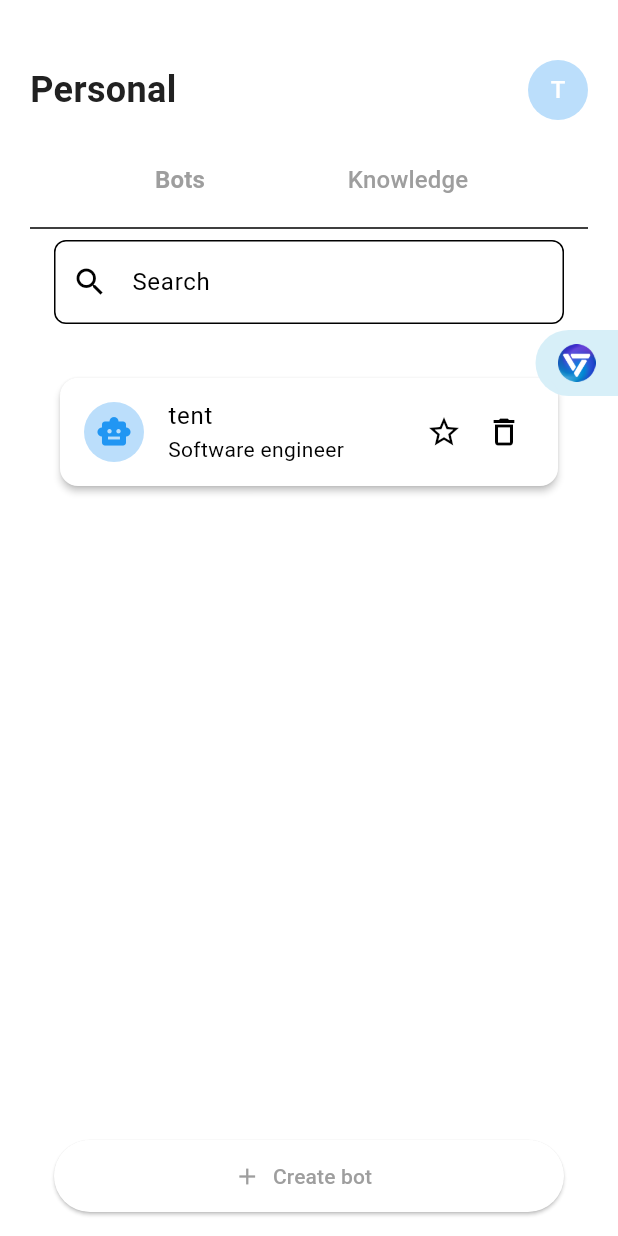
After one commit to korrotta/New-Jarvis, a Flutter app: the PersonalPage screen opened by its route, after a tap on "Bots", on a phone screen of 412 x 824 dp. The commit adds this screen. Run offline on Flutter 3.47's test engine with Material 3 defaults, Android fonts, the phone set to English and light mode, and no system bars; our stand-ins replace connectivity_plus, shared_preferences; accounts and stored records are empty; network calls fail.

Commit message:
Added sign in from external client

```diff
--- a/newjarvis/lib/components/route_controller.dart
+++ b/newjarvis/lib/components/route_controller.dart
@@ -1,5 +1,5 @@
 import 'package:flutter/material.dart';
-import 'package:newjarvis/pages/bots_page.dart';
+import 'package:newjarvis/pages/personal_page.dart';
 import 'package:newjarvis/pages/chat_page.dart';
 import 'package:newjarvis/services/auth_gate.dart';
 
@@ -9,7 +9,7 @@ class RouteController {
 
   static const String auth = '/auth';
   static const String chat = '/chat';
-  static const String bots = '/bots';
+  static const String personal = '/personal';
   static const String email = '/email';
   static const String search = '/search';
   static const String write = '/write';
@@ -22,8 +22,8 @@ class RouteController {
         return MaterialPageRoute(builder: (_) => const AuthGate());
       case chat:
         return MaterialPageRoute(builder: (_) => const ChatPage());
-      case bots:
-        return MaterialPageRoute(builder: (_) => const BotsPage());
+      case personal:
+        return MaterialPageRoute(builder: (_) => const PersonalPage());
       default:
         return MaterialPageRoute(builder: (_) => const AuthGate());
     }
@@ -35,11 +35,8 @@ class RouteController {
         navigatorKey.currentState!.pushNamed(chat);
         break;
       case 1:
-        navigatorKey.currentState!.pushNamed(bots);
+        navigatorKey.currentState!.pushNamed(personal);
         break;
-
-      default:
-        navigatorKey.currentState!.pushNamed(auth);
     }
   }
 
@@ -47,7 +44,7 @@ class RouteController {
     return {
       auth: (context) => const AuthGate(),
       chat: (context) => const ChatPage(),
-      bots: (context) => const BotsPage(),
+      personal: (context) => const PersonalPage(),
     };
   }
 
@@ -58,9 +55,9 @@ class RouteController {
       'route': chat,
     },
     {
-      'icon': Icons.smart_toy_rounded,
-      'label': 'AI Bots',
-      'route': bots,
+      'icon': Icons.person_rounded,
+      'label': 'Personal',
+      'route': personal,
     },
   ];
 }
--- a/newjarvis/lib/components/side_bar.dart
+++ b/newjarvis/lib/components/side_bar.dart
@@ -185,12 +185,12 @@ class SideBar extends StatelessWidget {
 
 const List<IconData> menuIcons = [
   Icons.chat_bubble_rounded,
-  Icons.smart_toy_rounded,
+  Icons.person_rounded,
   Icons.settings_outlined,
 ];
 
 const List<String> menuLabels = [
   'Chat',
-  'AI Bots',
+  'Personal',
   'Settings',
 ];
--- /dev/null
+++ b/newjarvis/lib/pages/personal_page.dart
@@ -0,0 +1,224 @@
+import 'package:flutter/material.dart';
+import 'package:newjarvis/components/floating_button.dart';
+import 'package:newjarvis/components/route_controller.dart';
+import 'package:newjarvis/components/side_bar.dart';
+import 'package:newjarvis/providers/auth_provider.dart';
+import 'package:newjarvis/services/api_service.dart';
+import 'package:newjarvis/services/knowledge_api_service.dart';
+import 'package:provider/provider.dart';
+
+class PersonalPage extends StatefulWidget {
+  const PersonalPage({super.key});
+
+  @override
+  State<PersonalPage> createState() => _PersonalPageState();
+}
+
+class _PersonalPageState extends State<PersonalPage> {
+  final KnowledgeApiService _knowledgeApiService = KnowledgeApiService();
+  int selectedIndex = 1;
+  bool isExpanded = false;
+  bool isSidebarVisible = false;
+  bool isDrawerVisible = false;
+  double dragOffset = 200.0;
+
+  @override
+  void initState() {
+    super.initState();
+    _loginKnowledgeApi();
+  }
+
+  void _onItemTapped(int index) {
+    setState(() {
+      selectedIndex = index;
+      isSidebarVisible = false;
+    });
+
+    // Navigate to the selected page
+    RouteController.navigateTo(index);
+  }
+
+  Future<void> _loginKnowledgeApi() async {
+    try {
+      await _knowledgeApiService.signIn();
+      print('Successfully logged in to the knowledge API');
+    } catch (e) {
+      print('Error during auto login: $e');
+    }
+  }
+
+  @override
+  Widget build(BuildContext context) {
+    final authProvider = Provider.of<AuthProvider>(context);
+    return SafeArea(
+      top: true,
+      bottom: false,
+      minimum: const EdgeInsets.only(top: 20),
+      child: Scaffold(
+        resizeToAvoidBottomInset:
+            true, // Ensures the layout adjusts for the keyboard
+        body: authProvider.currentUser == null
+            ? const Center(child: CircularProgressIndicator())
+            : Stack(
+                children: [
+                  AnimatedContainer(
+                    padding:
+                        const EdgeInsets.only(top: 20, left: 20, right: 20),
+                    duration: const Duration(milliseconds: 300),
+                    margin: EdgeInsets.only(
+                      right: isSidebarVisible ? (isExpanded ? 180 : 98) : 0,
+                    ),
+                    width: double.infinity,
+                    child: _buildPageContent(context),
+                  ),
+
+                  // Sidebar
+                  if (isSidebarVisible)
+                    Positioned(
+                      top: 0,
+                      bottom: 0,
+                      right: 0,
+                      child: SideBar(
+                        isExpanded: isExpanded,
+                        selectedIndex: selectedIndex,
+                        onItemSelected: _onItemTapped,
+                        onExpandToggle: () {
+                          setState(() {
+                            isExpanded = !isExpanded;
+                          });
+                        },
+                        onClose: () {
+                          setState(() {
+                            isSidebarVisible = false;
+                          });
+                        },
+                      ),
+                    ),
+
+                  // Nửa hình tròn khi sidebar bị ẩn (Floating Button)
+                  if (!isSidebarVisible)
+                    FloatingButton(
+                      dragOffset: dragOffset,
+                      onDragUpdate: (delta) {
+                        setState(
+                          () {
+                            dragOffset += delta;
+                            if (dragOffset < 0) dragOffset = 0;
+                            if (dragOffset >
+                                MediaQuery.of(context).size.height - 100) {
+                              dragOffset =
+                                  MediaQuery.of(context).size.height - 100;
+                            }
+                          },
+                        );
+                      },
+                      onTap: () {
+                        setState(
+                          () {
+                            isSidebarVisible = true;
+                          },
+                        );
+                      },
+                    ),
+                ],
+              ),
+      ),
+    );
+  }
+
+  Widget _buildPageContent(BuildContext context) {
+    return Column(
+      crossAxisAlignment: CrossAxisAlignment.start,
+      children: [
+        Row(
+          mainAxisAlignment: MainAxisAlignment.spaceBetween,
+          children: [
+            Text(
+              "Personal",
+              style: TextStyle(
+                fontSize: 24,
+                fontWeight: FontWeight.bold,
+                color: Theme.of(context).colorScheme.inversePrimary,
+              ),
+            ),
+            CircleAvatar(
+              child: Text('T'),
+              backgroundColor: Colors.blue.shade100,
+            ),
+          ],
+        ),
+        SizedBox(height: 16),
+        Row(
+          mainAxisAlignment: MainAxisAlignment.spaceEvenly,
+          children: [
+            TextButton(
+              onPressed: () {},
+              child: Text(
+                "Bots",
+                style: TextStyle(fontWeight: FontWeight.bold, fontSize: 16),
+              ),
+            ),
+            TextButton(
+              onPressed: () {},
+              child: Text(
+                "Knowledge",
+                style: TextStyle(color: Colors.grey, fontSize: 16),
+              ),
+            ),
+          ],
+        ),
+        Divider(),
+        Padding(
+          padding: const EdgeInsets.symmetric(horizontal: 16.0),
+          child: TextField(
+            decoration: InputDecoration(
+              hintText: "Search",
+              prefixIcon: Icon(Icons.search),
+              border: OutlineInputBorder(
+                borderRadius: BorderRadius.circular(8),
+              ),
+            ),
+          ),
+        ),
+        SizedBox(height: 16),
+        Expanded(
+          child: ListView(
+            padding: EdgeInsets.all(16),
+            children: [
+              Card(
+                elevation: 2,
+                child: ListTile(
+                  leading: CircleAvatar(
+                    backgroundColor: Colors.blue.shade100,
+                    child: Icon(Icons.smart_toy, color: Colors.blue),
+                  ),
+                  title: Text("tent"),
+                  subtitle: Text("Software engineer"),
+                  trailing: Row(
+                    mainAxisSize: MainAxisSize.min,
+                    children: [
+                      Icon(Icons.star_border),
+                      SizedBox(width: 16),
+                      Icon(Icons.delete_outline),
+                    ],
+                  ),
+                ),
+              ),
+            ],
+          ),
+        ),
+        Padding(
+          padding: const EdgeInsets.all(16.0),
+          child: ElevatedButton.icon(
+            onPressed: () {},
+            icon: Icon(Icons.add),
+            label: Text("Create bot"),
+            style: ElevatedButton.styleFrom(
+              minimumSize: Size(double.infinity, 48), // Full-width button
+            ),
+          ),
+        ),
+      ],
+    );
+  }
+}
--- a/newjarvis/lib/services/auth_gate.dart
+++ b/newjarvis/lib/services/auth_gate.dart
@@ -1,6 +1,5 @@
 import 'package:flutter/material.dart';
 import 'package:newjarvis/pages/chat_page.dart';
-import 'package:newjarvis/pages/home_page.dart';
 import 'package:newjarvis/services/api_service.dart';
 import 'package:newjarvis/services/auth_state.dart';
 
--- a/newjarvis/lib/services/knowledge_api_service.dart
+++ b/newjarvis/lib/services/knowledge_api_service.dart
@@ -1,6 +1,7 @@
 import 'dart:async';
 import 'dart:convert';
 import 'package:http/http.dart' as http;
+import 'package:newjarvis/services/api_service.dart';
 
 class KnowledgeApiService {
   // Base URL
@@ -16,13 +17,40 @@ class KnowledgeApiService {
   // Factory Constructor
   factory KnowledgeApiService() => instance;
 
+  // Instance of ApiService
+  final ApiService _apiService = ApiService.instance;
+
   // Sign in from external client (Jarvis)
-  Future<Map<String, dynamic>> signIn(String token) async {
+  Future<Map<String, dynamic>> signIn() async {
+    final url = Uri.parse('$_baseUrl/kb-core/v1/auth/external-sign-in');
+    final token = await _apiService.getTokenWithRefresh();
     final response = await http.post(
-      Uri.parse('$_baseUrl/kb-core/v1/auth/external-sign-in'),
-      body: jsonEncode(<String, String>{
+      url,
+      body: {
         'token': token,
-      }),
+      },
+    );
+
+    if (response.statusCode == 200) {
+      final result = jsonDecode(response.body);
+      print(result);
+      // Store the token as knowledgeApiToken
+
+      return result;
+    } else {
+      throw Exception('Failed to sign in knowledge API');
+    }
+  }
+
+  // Get Assitants
+  Future<Map<String, dynamic>> getAssistants() async {
+    final url = Uri.parse('$_baseUrl/kb-core/v1/ai-assistant');
+    final token = await _apiService.getTokenWithRefresh();
+    final response = await http.get(
+      url,
+      headers: {
+        'Authorization': 'Bearer $token',
+      },
     );
 
     if (response.statusCode == 200) {
@@ -30,7 +58,7 @@ class KnowledgeApiService {
       print(result);
       return result;
     } else {
-      throw Exception('Failed to sign in');
+      throw Exception('Failed to get assistants');
     }
   }
 }
```
Also changed, not shown: newjarvis/lib/pages/bots_page.dart (deleted, +0 -15 lines), newjarvis/lib/pages/chat_page.dart (+4 -6 lines), newjarvis/lib/pages/home_page.dart (deleted, +0 -137 lines), newjarvis/lib/services/api_service.dart (+19 -32 lines).
